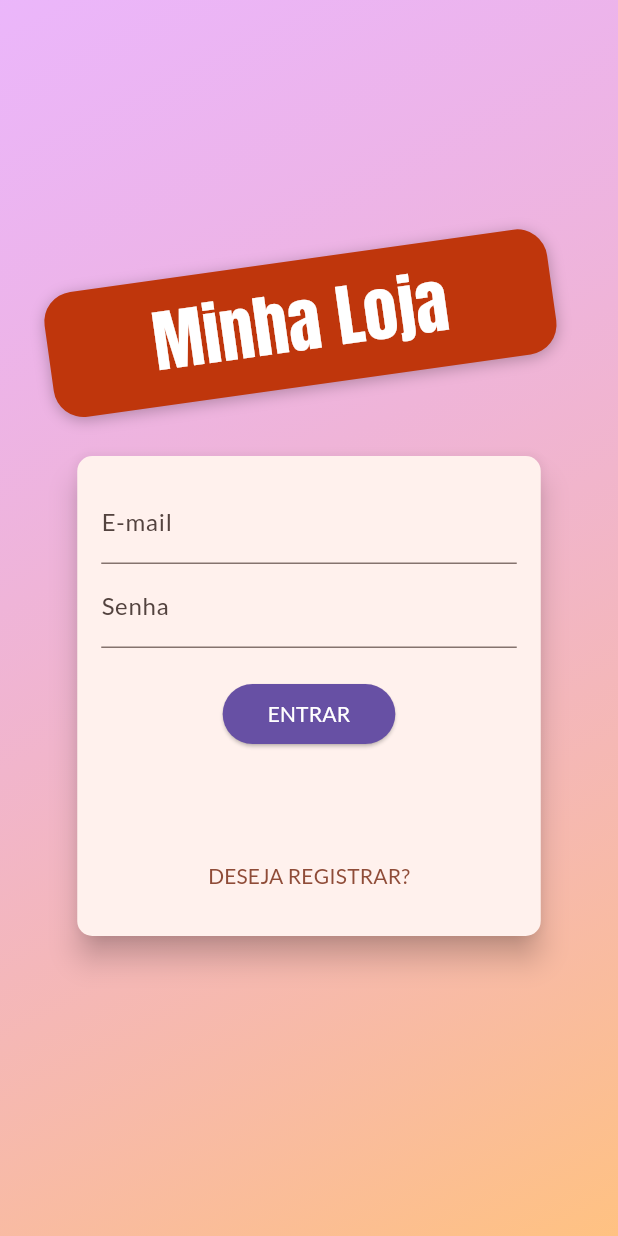
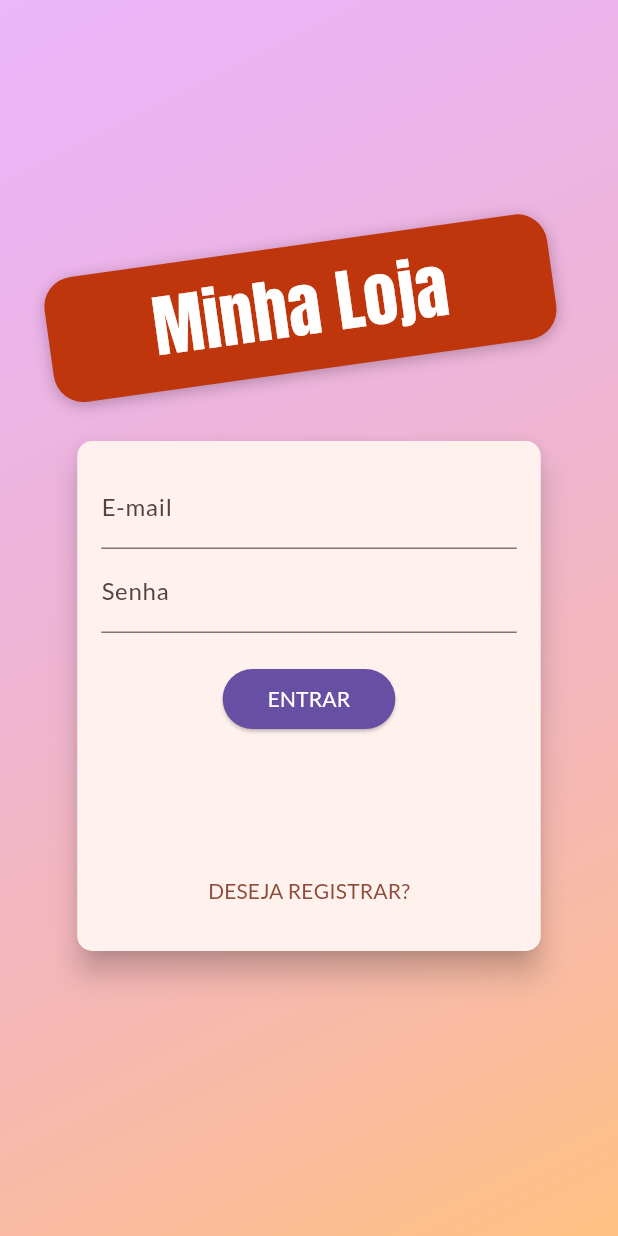
Before and after one commit to kellenraissa/shop, a Flutter app: the screen it shows after launch, on a phone screen of 412 x 824 dp. Run offline on Flutter 3.47's test engine with Material 3 defaults, Android fonts, the phone set to English and light mode, and no system bars; our stand-ins replace shared_preferences.

Commit message:
feat: animation login

```diff
--- a/lib/components/auth_form.dart
+++ b/lib/components/auth_form.dart
@@ -12,15 +12,46 @@ class AuthForm extends StatefulWidget {
   State<AuthForm> createState() => _AuthFormState();
 }
 
-class _AuthFormState extends State<AuthForm> {
+class _AuthFormState extends State<AuthForm>
+    with SingleTickerProviderStateMixin {
   final _passwordController = TextEditingController();
   final _formKey = GlobalKey<FormState>();
   bool _isLoading = false;
   AuthMode _authMode = AuthMode.Login;
   Map<String, String> _authData = {'email': '', 'password': ''};
 
+  AnimationController? _controller;
+  Animation<double>? _opacityAnimation;
+  Animation<Offset>? _slideAnimation;
+
   bool _isLogin() => _authMode == AuthMode.Login;
-  bool _isSignup() => _authMode == AuthMode.Signup;
+  // bool _isSignup() => _authMode == AuthMode.Signup;
+
+  @override
+  void initState() {
+    super.initState();
+    _controller = AnimationController(
+      vsync: this,
+      duration: Duration(milliseconds: 300),
+    );
+
+    _opacityAnimation = Tween(
+      begin: 0.0,
+      end: 1.0,
+    ).animate(CurvedAnimation(parent: _controller!, curve: Curves.linear));
+
+    _slideAnimation = Tween<Offset>(
+      begin: Offset(0, -1.5),
+      end: Offset(0, 0.0),
+    ).animate(CurvedAnimation(parent: _controller!, curve: Curves.linear));
+    // _heightAnimation?.addListener(() => setState(() {}));
+  }
+
+  @override
+  void dispose() {
+    super.dispose();
+    _controller?.dispose();
+  }
 
   void _showErrorDialog(String msg) {
     showDialog(
@@ -71,8 +102,10 @@ class _AuthFormState extends State<AuthForm> {
     setState(() {
       if (_isLogin()) {
         _authMode = AuthMode.Signup;
+        _controller?.forward();
       } else {
         _authMode = AuthMode.Login;
+        _controller?.reverse();
       }
     });
   }
@@ -83,9 +116,12 @@ class _AuthFormState extends State<AuthForm> {
     return Card(
       elevation: 8,
       shape: RoundedRectangleBorder(borderRadius: BorderRadius.circular(10)),
-      child: Container(
+      child: AnimatedContainer(
+        duration: Duration(milliseconds: 300),
+        curve: Curves.easeIn,
         padding: const EdgeInsets.all(16),
-        height: 320,
+        height: _isLogin() ? 340 : 400,
+        // height: _heightAnimation?.value.height ?? (_isLogin() ? 310 : 400),
         width: deviceSize.width * 0.75,
         child: Form(
           key: _formKey,
@@ -117,8 +153,19 @@ class _AuthFormState extends State<AuthForm> {
                   return null;
                 },
               ),
-              if (_isSignup())
-                TextFormField(
+
+              AnimatedContainer(
+                constraints: BoxConstraints(
+                  minHeight: _isLogin() ? 0 : 60,
+                  maxHeight: _isLogin() ? 0 : 120,
+                ),
+                duration: Duration(milliseconds: 300),
+                curve: Curves.linear,
+                child: FadeTransition(
+                  opacity: _opacityAnimation!,
+                  child: SlideTransition(
+                    position: _slideAnimation!,
+                    child: TextFormField(
                       decoration: InputDecoration(labelText: 'Confirmar Senha'),
                       keyboardType: TextInputType.text,
                       obscureText: true,
@@ -132,16 +179,15 @@ class _AuthFormState extends State<AuthForm> {
                               return null;
                             },
                     ),
+                  ),
+                ),
+              ),
               SizedBox(height: 20),
               if (_isLoading)
                 CircularProgressIndicator()
               else
                 ElevatedButton(
                   onPressed: _submit,
-                  child: Text(
-                    _authMode == AuthMode.Login ? 'ENTRAR' : 'REGISTRAR',
-                    style: TextStyle(color: Colors.white),
-                  ),
 
                   style: ElevatedButton.styleFrom(
                     backgroundColor: ThemeData().primaryColor,
@@ -153,6 +199,10 @@ class _AuthFormState extends State<AuthForm> {
                       horizontal: 30,
                       vertical: 8,
                     ),
+                  ),
+                  child: Text(
+                    _authMode == AuthMode.Login ? 'ENTRAR' : 'REGISTRAR',
+                    style: TextStyle(color: Colors.white),
                   ),
                 ),
               Spacer(),
--- /dev/null
+++ b/lib/data/store.dart
@@ -0,0 +1,14 @@
+import 'dart:convert';
+
+import 'package:shared_preferences/shared_preferences.dart';
+
+class Store {
+  static Future<bool> saveString(String key, String value) async {
+    final prefs = await SharedPreferences.getInstance();
+    return prefs.setString(key, value);
+  }
+
+  static Future<bool> saveMap(String key, Map<String, dynamic> value) async {
+    return saveString(key, jsonEncode(value));
+  }
+}
--- a/lib/pages/auth_page.dart
+++ b/lib/pages/auth_page.dart
@@ -23,7 +23,9 @@ class AuthPage extends StatelessWidget {
               ),
             ),
           ),
-          SizedBox(
+          Center(
+            child: SingleChildScrollView(
+              child: Container(
                 width: double.infinity,
                 child: Column(
                   crossAxisAlignment: CrossAxisAlignment.center,
@@ -36,7 +38,8 @@ class AuthPage extends StatelessWidget {
                         horizontal: 70,
                       ),
                       // cascade operator
-                  transform: Matrix4.rotationZ(-8 * pi / 180)..translate(-10.0),
+                      transform: Matrix4.rotationZ(-8 * pi / 180)
+                        ..translate(-10.0),
                       decoration: BoxDecoration(
                         borderRadius: BorderRadius.circular(20),
                         color: Colors.deepOrange.shade900,
@@ -61,6 +64,8 @@ class AuthPage extends StatelessWidget {
                   ],
                 ),
               ),
+            ),
+          ),
         ],
       ),
     );
```
Lines whose indentation alone changed are shown as unchanged.
